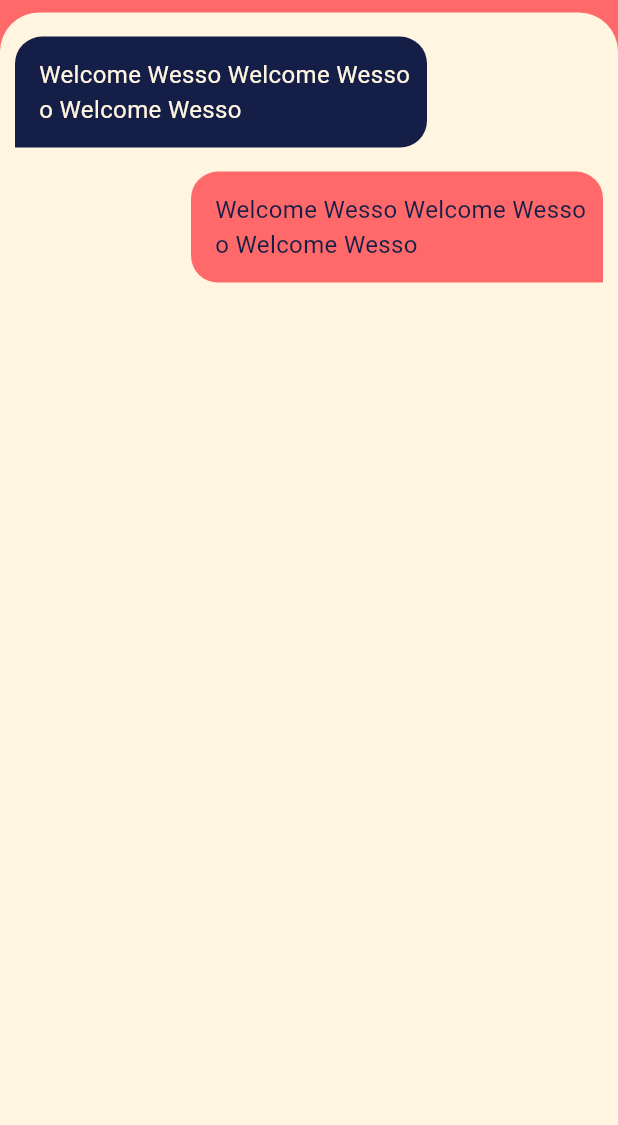
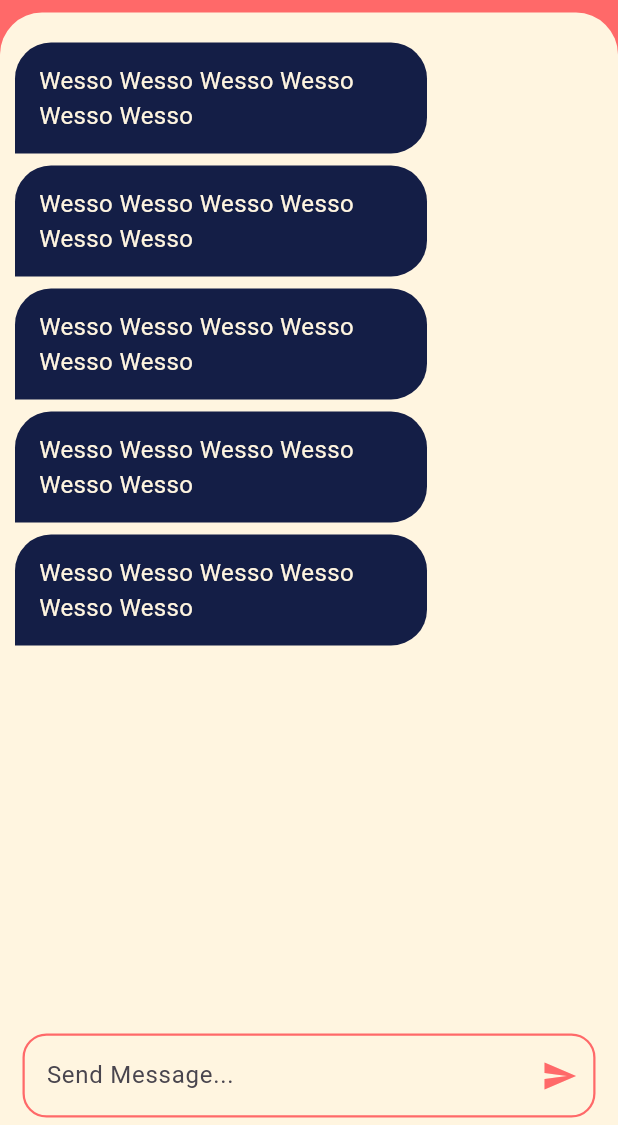
Before and after one commit to Kerolos163/Chaty-App, a Flutter app: the ChatView screen opened directly, on a phone screen of 412 x 824 dp, the part 111-1236 px from its top. Run offline on Flutter 3.47's test engine with Material 2 defaults, Android fonts, the phone set to English and light mode, and no system bars; our stand-ins replace firebase_auth, firebase_core, flutter_bloc, google_fonts, lottie; accounts and stored records are empty; Roboto replaces fonts that are missing (Birthstone); project files that could hold a hidden picture were left out.

Commit message:
finish UI chat Screen

```diff
--- a/lib/Features/chat/presentation/view/widget/chat_info_body.dart
+++ b/lib/Features/chat/presentation/view/widget/chat_info_body.dart
@@ -1,3 +1,5 @@
+import 'package:chatapp/Features/chat/presentation/view/widget/custom_text_field.dart';
+
 import '../../../../../Core/constant.dart';
 import '../../../../../Core/utils/color_manager.dart';
 import 'package:flutter/material.dart';
@@ -15,39 +17,51 @@ class ChatInfoBody extends StatelessWidget {
         decoration: BoxDecoration(
           color: ColorManager.primary,
           borderRadius: const BorderRadius.only(
-            topLeft: Radius.circular(26),
-            topRight: Radius.circular(26),
+            topLeft: Radius.circular(28),
+            topRight: Radius.circular(28),
           ),
         ),
         child: Column(
-          crossAxisAlignment: CrossAxisAlignment.start,
           children: [
-            reciverMessage(context,
-                message: "Welcome Wesso Welcome Wesso o Welcome Wesso"),
-                const SizedBox(height: 16,),
-            senderMessage(context,
-                message: "Welcome Wesso Welcome Wesso o Welcome Wesso")
+            Expanded(
+              child: ListView.builder(
+                physics: const BouncingScrollPhysics(),
+                itemBuilder: (context, index) {
+                  return Padding(
+                    padding: const EdgeInsets.symmetric(vertical: 4),
+                    child: reciverMessage(context,
+                        message: "Wesso Wesso Wesso Wesso Wesso Wesso"),
+                  );
+                },
+                itemCount: 5,
+              ),
+            ),
+            const CustomTextField(),
           ],
         ),
       ),
     );
   }
 
-  Container reciverMessage(BuildContext context, {required String message}) {
-    return Container(
-      padding: const EdgeInsets.only(left: 16, top: 14, bottom: 14, right: 10),
+  Align reciverMessage(BuildContext context, {required String message}) {
+    return Align(
+      alignment: Alignment.bottomLeft,
+      child: Container(
+        padding:
+            const EdgeInsets.only(left: 16, top: 14, bottom: 14, right: 10),
         constraints: BoxConstraints(maxWidth: MyDevice.getWidth(context) / 1.5),
         decoration: BoxDecoration(
           color: ColorManager.primaryFont,
           borderRadius: const BorderRadius.only(
-          topLeft: Radius.circular(18),
-          topRight: Radius.circular(18),
-          bottomRight: Radius.circular(18),
+            topLeft: Radius.circular(24),
+            topRight: Radius.circular(24),
+            bottomRight: Radius.circular(24),
           ),
         ),
         child: Text(
           message,
           style: TextStyle(color: ColorManager.primary, fontSize: 16),
+        ),
       ),
     );
   }
@@ -56,14 +70,15 @@ class ChatInfoBody extends StatelessWidget {
     return Align(
       alignment: Alignment.bottomRight,
       child: Container(
-        padding: const EdgeInsets.only(left: 16, top: 14, bottom: 14, right: 10),
+        padding:
+            const EdgeInsets.only(left: 16, top: 14, bottom: 14, right: 10),
         constraints: BoxConstraints(maxWidth: MyDevice.getWidth(context) / 1.5),
         decoration: BoxDecoration(
           color: ColorManager.second,
           borderRadius: const BorderRadius.only(
-            topLeft: Radius.circular(18),
-            topRight: Radius.circular(18),
-            bottomLeft: Radius.circular(18),
+            topLeft: Radius.circular(24),
+            topRight: Radius.circular(24),
+            bottomLeft: Radius.circular(24),
           ),
         ),
         child: Text(
--- /dev/null
+++ b/lib/Features/chat/presentation/view/widget/custom_text_field.dart
@@ -0,0 +1,35 @@
+import 'package:chatapp/Core/utils/color_manager.dart';
+import 'package:flutter/material.dart';
+
+class CustomTextField extends StatelessWidget {
+  const CustomTextField({super.key, this.onPressed});
+  final void Function()? onPressed;
+  @override
+  Widget build(BuildContext context) {
+    return Padding(
+      padding: const EdgeInsets.all(5.0),
+      child: TextField(
+        cursorColor: ColorManager.primaryFont,
+        decoration: InputDecoration(
+          suffixIcon: IconButton(
+              onPressed: onPressed,
+              icon: Icon(
+                Icons.send,
+                color: ColorManager.second,
+              )),
+          hintText: "Send Message...",
+          border: outlineInputBorder(),
+          enabledBorder: outlineInputBorder(),
+          focusedBorder: outlineInputBorder(color: ColorManager.primaryFont),
+        ),
+      ),
+    );
+  }
+
+  OutlineInputBorder outlineInputBorder({Color? color}) {
+    return OutlineInputBorder(
+      borderRadius: BorderRadius.circular(16),
+      borderSide: BorderSide(color: color ?? ColorManager.second, width: 1.5),
+    );
+  }
+}
--- a/lib/main.dart
+++ b/lib/main.dart
@@ -1,3 +1,5 @@
+import 'package:chatapp/Features/chat/presentation/view/chat_view.dart';
+
 import 'Features/Splash/presentation/view/splash_view.dart';
 import 'package:firebase_core/firebase_core.dart';
 import 'package:flutter/material.dart';
@@ -24,8 +26,8 @@ class MyApp extends StatelessWidget {
         colorScheme: ColorScheme.fromSeed(seedColor: Colors.deepPurple),
         useMaterial3: true,
       ),
-      home: const SplashView(),
-      // home: const ChatView(),
+      // home: const SplashView(),
+      home: const ChatView(),
     );
   }
 }
```
Lines whose indentation alone changed are shown as unchanged.
